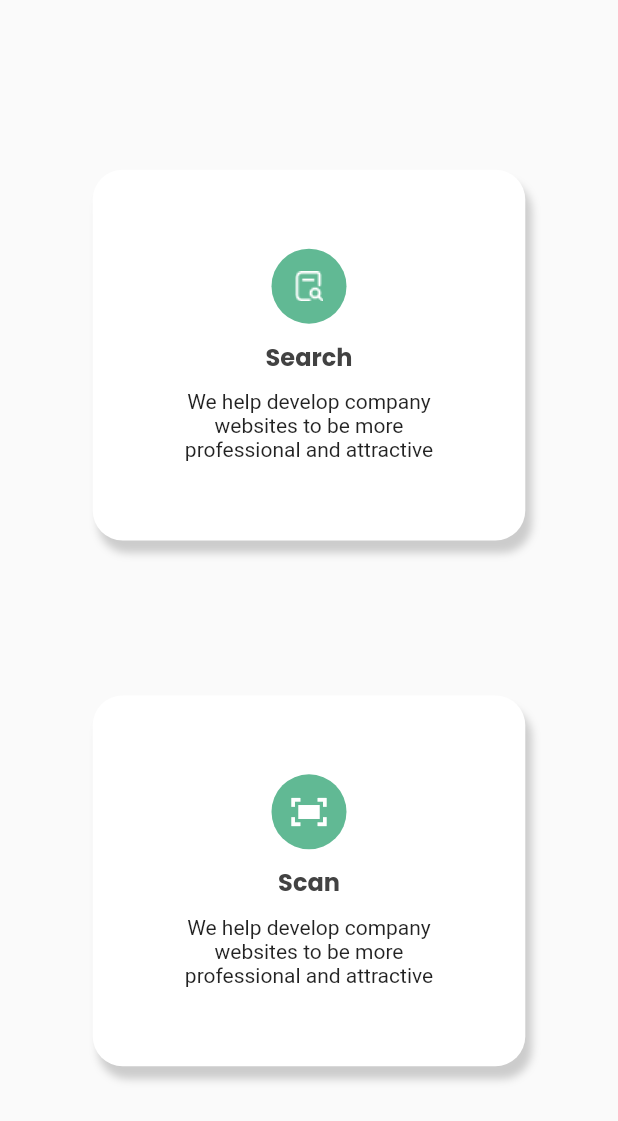
After one commit to DemonKING073/theGreenManual, a Flutter app: the SearchScanScreen screen opened directly, on a phone screen of 412 x 824 dp. The commit adds this screen. Shown: the top 1121 px of the screen. Run offline on Flutter 3.47's test engine with Material 2 defaults, Android fonts, the phone set to English and light mode, and no system bars; drawn by our look-alikes of oktoast; our stand-ins replace dio, firebase_auth, firebase_core, get_storage; missing offline and left inert: qr_code_scanner; accounts and stored records are empty.

Commit message:
search and scan page added

```diff
--- a/lib/main.dart
+++ b/lib/main.dart
@@ -76,12 +76,8 @@ class TheGreenManual extends StatelessWidget {
                   child: const LoginScreen(),
                 ),
             '/home': (context) => ChangeNotifierProvider(
-                  create: (_) => HomeState(context),
-                  child: const HomeScreen(),
-                ),
+                create: (_) => HomeState(context), child: const HomeScreen()),
             '/terms_condition': (context) => TermsAndCondition(),
-            '/home_display': (context) => ChangeNotifierProvider(
-                create: (_) => HomeState(context), child: const HomeScreen()),
             '/search': (context) => ChangeNotifierProvider(
                 create: (_) => SearchState(), child: const SearchScreen()),
             '/scanner_screen': (context) => ChangeNotifierProvider(
--- a/lib/modules/home_module/home_state.dart
+++ b/lib/modules/home_module/home_state.dart
@@ -2,14 +2,13 @@ import 'package:flutter/material.dart';
 import 'package:provider/provider.dart';
 import 'package:the_green_manual/modules/create_module/create_screen.dart';
 import 'package:the_green_manual/modules/create_module/create_state.dart';
-import 'package:the_green_manual/modules/home_module/home_screen.dart';
-
 import 'package:the_green_manual/modules/inventory_module/inventory_screen.dart';
 import 'package:the_green_manual/modules/inventory_module/inventory_state.dart';
 import 'package:the_green_manual/modules/profile_module/profile_screen.dart';
 import 'package:the_green_manual/modules/profile_module/profile_state.dart';
 import 'package:the_green_manual/modules/resume_module/resume_screen.dart';
 import 'package:the_green_manual/modules/resume_module/resume_state.dart';
+import 'package:the_green_manual/modules/search_scan_module/search_scan_screen.dart';
 
 class HomeState extends ChangeNotifier {
   HomeState(context) {
@@ -27,7 +26,7 @@ class HomeState extends ChangeNotifier {
   }
 
   List onNavigation = [
-    const HomeScreen(),
+    SearchScanScreen(),
     ChangeNotifierProvider(
         create: (_) => ResumeState(), child: const ResumeScreen()),
     ChangeNotifierProvider(
--- a/lib/modules/login_module/login_state.dart
+++ b/lib/modules/login_module/login_state.dart
@@ -78,7 +78,7 @@ class LoginState extends BaseState {
       print('kera jasto token: $tokens');
 
       navigatorKey.currentState!
-          .pushNamedAndRemoveUntil("/home_display", (route) => false);
+          .pushNamedAndRemoveUntil("/home", (route) => false);
       // ignore: empty_catches
     } on DioError {}
   }
--- /dev/null
+++ b/lib/modules/search_scan_module/search_scan_screen.dart
@@ -0,0 +1,109 @@
+import 'package:flutter/material.dart';
+import 'package:the_green_manual/constants/constant.dart';
+import 'package:the_green_manual/main.dart';
+
+class SearchScanScreen extends StatelessWidget {
+  @override
+  Widget build(BuildContext context) {
+    return SafeArea(
+      child: Scaffold(
+        body: Container(
+          padding: EdgeInsets.symmetric(
+              vertical: 10,
+              horizontal: MediaQuery.of(context).size.width * 0.15),
+          child: Column(
+            mainAxisAlignment: MainAxisAlignment.spaceEvenly,
+            children: [
+              InkWell(
+                onTap: () {
+                  Navigator.pushNamed(context, '/search');
+                },
+                child: Container(
+                  height: MediaQuery.of(context).size.height * 0.3,
+                  decoration: BoxDecoration(
+                    borderRadius: BorderRadius.circular(20),
+                    color: Colors.white,
+                    boxShadow: [
+                      BoxShadow(
+                        color: Colors.grey.withOpacity(0.5),
+                        blurRadius: 4,
+                        offset: const Offset(4, 8), // Shadow position
+                      ),
+                    ],
+                  ),
+                  child: Center(
+                    child: Column(
+                      mainAxisAlignment: MainAxisAlignment.center,
+                      children: [
+                        CircleAvatar(
+                            radius: 25,
+                            backgroundColor: primaryColor,
+                            child: Image.asset('assets/icons/search.png')),
+                        kSizedBox(),
+                        Text(
+                          'Search',
+                          style: LBoldTextStyle(),
+                        ),
+                        kSizedBox(),
+                        const Text('We help develop company'),
+                        const Text('websites to be more'),
+                        const Text('professional and attractive')
+                      ],
+                    ),
+                  ),
+                ),
+              ),
+              InkWell(
+                onTap: () {
+                  navigatorKey.currentState!.pushNamed('/scanner_screen');
+                },
+                child: Container(
+                  decoration: BoxDecoration(
+                    borderRadius: BorderRadius.circular(20),
+                    color: Colors.white,
+                    boxShadow: [
+                      BoxShadow(
+                        color: Colors.grey.withOpacity(0.5),
+                        blurRadius: 4,
+                        offset: const Offset(4, 8), // Shadow position
+                      ),
+                    ],
+                  ),
+                  height: MediaQuery.of(context).size.height * 0.3,
+                  child: Center(
+                    child: Column(
+                      mainAxisAlignment: MainAxisAlignment.center,
+                      children: [
+                        CircleAvatar(
+                          radius: 25,
+                          backgroundColor: primaryColor,
+                          // child: Image.asset(
+                          //   'assets/icons/Search.png',
+                          // )
+                          child: const Icon(
+                            Icons.fit_screen_sharp,
+                            color: Colors.white,
+                            size: 28,
+                          ),
+                        ),
+                        kSizedBox(),
+                        Text(
+                          'Scan',
+                          style: LBoldTextStyle(),
+                        ),
+                        kSizedBox(),
+                        const Text('We help develop company'),
+                        const Text('websites to be more'),
+                        const Text('professional and attractive')
+                      ],
+                    ),
+                  ),
+                ),
+              )
+            ],
+          ),
+        ),
+      ),
+    );
+  }
+}
--- a/lib/modules/splash_module/splash_state.dart
+++ b/lib/modules/splash_module/splash_state.dart
@@ -39,7 +39,7 @@ class SplashState extends BaseState {
           const Duration(seconds: 2),
           () {
             navigatorKey.currentState!
-                .pushNamedAndRemoveUntil('/home_display', (route) => false);
+                .pushNamedAndRemoveUntil('/home', (route) => false);
           },
         );
         // validAccessToken();
```
